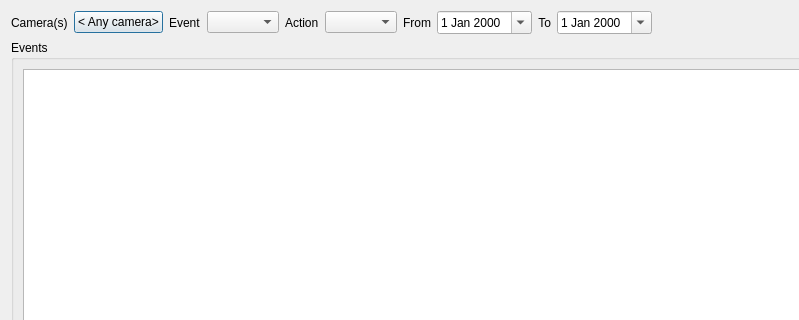
Before: the Qt Designer form client/src/ui/dialogs/event_log_dialog.ui in networkoptix/nx_open, drawn with Qt 5; both pictures show x 0 to 799 and y 0 to 320 of the 1000 by 500 pixel window.
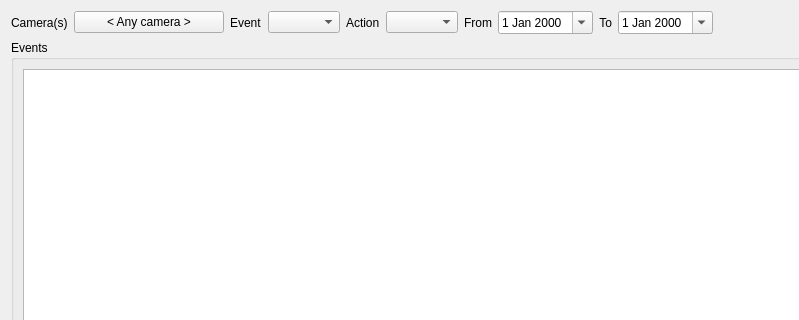
After: the same form once the commit is applied. Custom widgets are drawn as their Qt base class.

The edit to the form file:
```diff
--- a/client/src/ui/dialogs/event_log_dialog.ui
+++ b/client/src/ui/dialogs/event_log_dialog.ui
@@ -25,11 +25,38 @@
      </item>
      <item>
       <widget class="QPushButton" name="cameraButton">
+       <property name="sizePolicy">
+        <sizepolicy hsizetype="Minimum" vsizetype="Fixed">
+         <horstretch>0</horstretch>
+         <verstretch>0</verstretch>
+        </sizepolicy>
+       </property>
+       <property name="minimumSize">
+        <size>
+         <width>150</width>
+         <height>0</height>
+        </size>
+       </property>
+       <property name="maximumSize">
+        <size>
+         <width>0</width>
+         <height>16777215</height>
+        </size>
+       </property>
        <property name="mouseTracking">
-        <bool>true</bool>
+        <bool>false</bool>
+       </property>
+       <property name="focusPolicy">
+        <enum>Qt::StrongFocus</enum>
+       </property>
+       <property name="layoutDirection">
+        <enum>Qt::LeftToRight</enum>
        </property>
        <property name="text">
-        <string>&lt; Any camera&gt;</string>
+        <string>&lt; Any camera &gt;</string>
+       </property>
+       <property name="autoDefault">
+        <bool>false</bool>
        </property>
        <property name="flat">
         <bool>false</bool>
```
